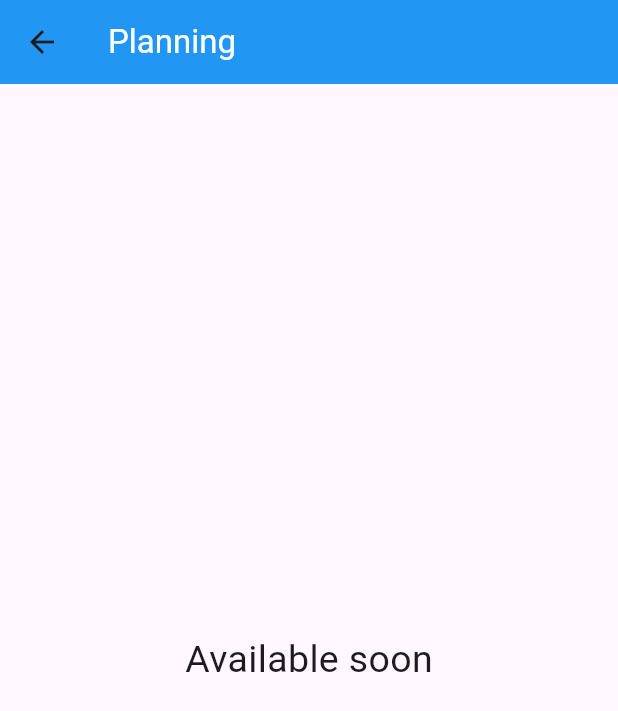
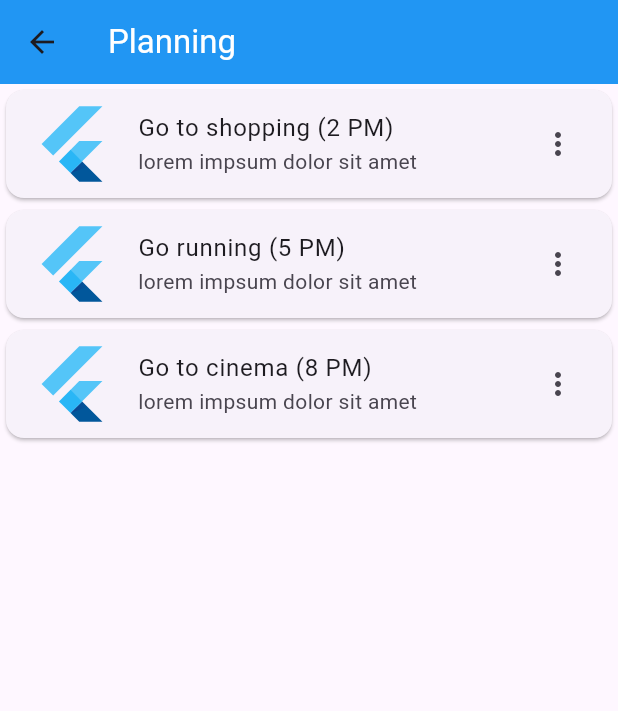
Before and after one commit to Yoni-Deserbaix/flutter-learning, a Flutter app: the EventPage screen opened directly, on a phone screen of 412 x 824 dp. Shown: the top 711 px of the screen. Run offline on Flutter 3.47's test engine with Material 3 defaults, Android fonts, the light colour scheme and no system bars.

Commit message:
feat(event_page): create ListView with ListTile

```diff
--- a/lib/pages/event_page.dart
+++ b/lib/pages/event_page.dart
@@ -13,8 +13,35 @@ class EventPage extends StatelessWidget {
             style: TextStyle(color: Colors.white),
           ),
         ),
-        body: const Center(
-          child: Text("Available soon", style: TextStyle(fontSize: 25)),
+        body: Center(
+          child: ListView(
+            children: const [
+              Card(
+                child: ListTile(
+                  leading: FlutterLogo(size: 56.0),
+                  title: Text('Go to shopping (2 PM)'),
+                  subtitle: Text('lorem impsum dolor sit amet'),
+                  trailing: Icon(Icons.more_vert),
+                ),
+              ),
+              Card(
+                child: ListTile(
+                  leading: FlutterLogo(size: 56.0),
+                  title: Text('Go running (5 PM)'),
+                  subtitle: Text('lorem impsum dolor sit amet'),
+                  trailing: Icon(Icons.more_vert),
+                ),
+              ),
+              Card(
+                child: ListTile(
+                  leading: FlutterLogo(size: 56.0),
+                  title: Text('Go to cinema (8 PM)'),
+                  subtitle: Text('lorem impsum dolor sit amet'),
+                  trailing: Icon(Icons.more_vert),
+                ),
+              ),
+            ],
+          ),
         ));
   }
 }
```
